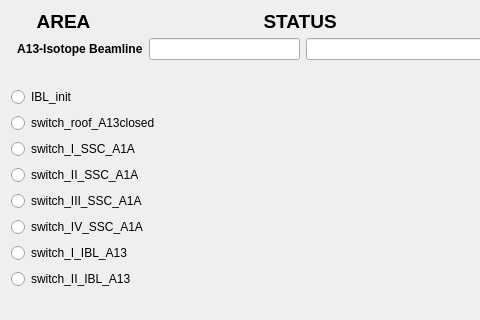
Qt form vcsDisplays/ibl.ui (yannS2016/tlabsVCS) before a commit; both pictures show x 0 to 480 and y 0 to 320 of the 671 by 604 pixel window.
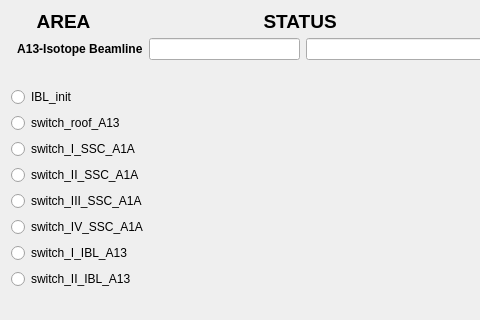
The same form after that commit. Custom widgets are drawn as their Qt base class.

```diff
--- a/vcsDisplays/ibl.ui
+++ b/vcsDisplays/ibl.ui
@@ -130,7 +130,7 @@
        <item>
         <widget class="QERadioButton" name="qeradiobutton">
          <property name="text">
-          <string>switch_roof_A13closed</string>
+          <string>switch_roof_A13</string>
          </property>
          <property name="autoExclusive">
           <bool>false</bool>
```
Left out of the diff: 2 changed lines with no effect on the pictures.
